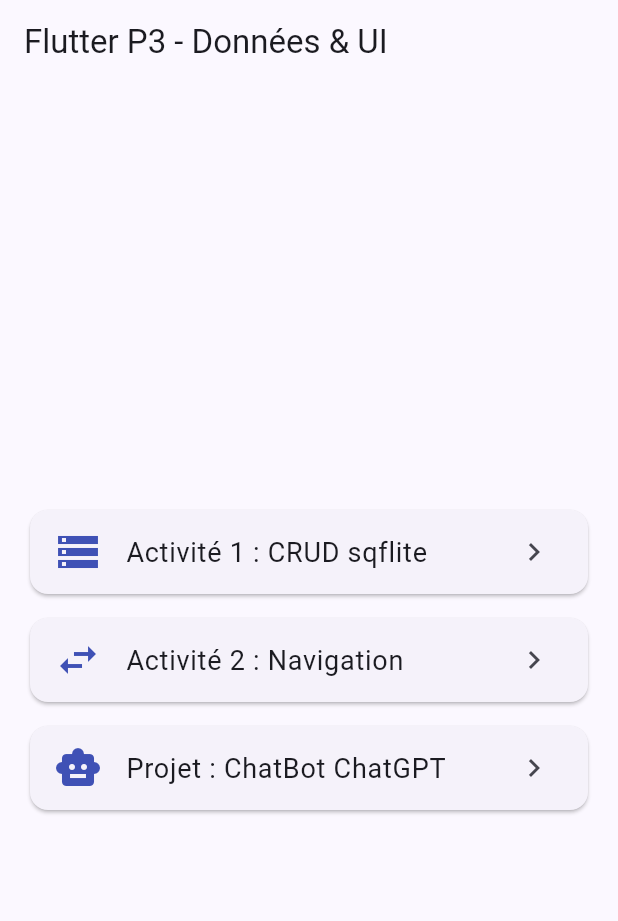
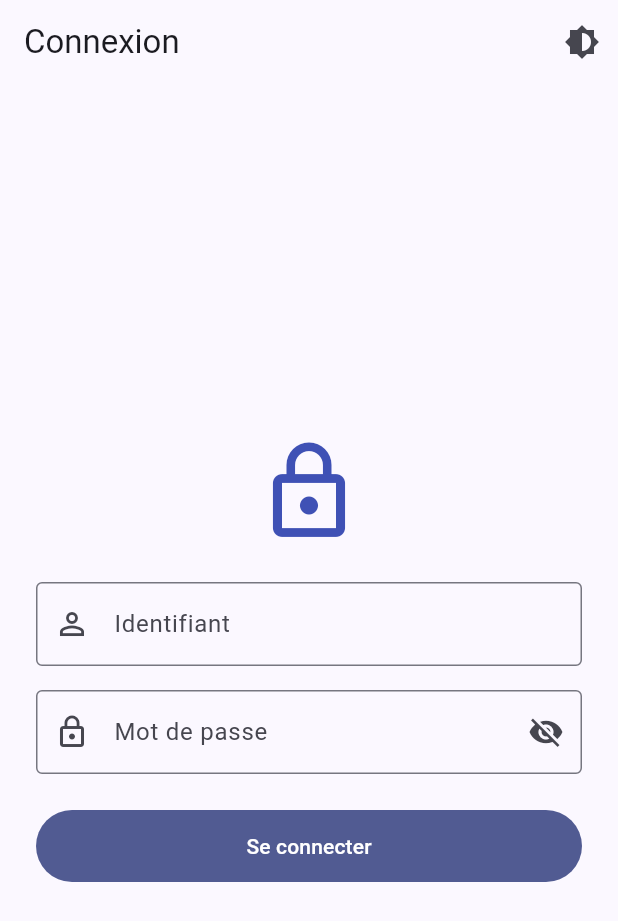
Before and after one commit to soumkhay-blip/DEV-MULTIPLATEFORME-MOBILE-MAWANE-MII-BDCC-ENSET, a Flutter app: the screen it shows after launch, on a phone screen of 412 x 824 dp. Shown: the top 921 px of the screen. Run offline on Flutter 3.47's test engine with Material 3 defaults, Android fonts, the light colour scheme and no system bars; our stand-ins replace sqflite; accounts and stored records are empty.

Commit message:
Ameliorations projet Flutter P3 : authentification, theme sombre/clair, transitions et animations

```diff
--- a/Seance 6 - Flutter - Donnees (sqflite), Navigation et ChatBot/lib/main.dart
+++ b/Seance 6 - Flutter - Donnees (sqflite), Navigation et ChatBot/lib/main.dart
@@ -1,83 +1,43 @@
 import 'package:flutter/material.dart';
 
-import 'screens/chat_screen.dart';
-import 'screens/navigation_demo.dart';
-import 'screens/users_screen.dart';
+import 'screens/login_screen.dart';
 
 void main() => runApp(const MyApp());
 
-class MyApp extends StatelessWidget {
+class MyApp extends StatefulWidget {
   const MyApp({super.key});
+
+  @override
+  State<MyApp> createState() => _MyAppState();
+}
+
+class _MyAppState extends State<MyApp> {
+  ThemeMode _mode = ThemeMode.light;
+
+  void _basculerTheme() {
+    setState(() {
+      _mode = _mode == ThemeMode.light ? ThemeMode.dark : ThemeMode.light;
+    });
+  }
 
   @override
   Widget build(BuildContext context) {
     return MaterialApp(
       title: 'Flutter P3',
       debugShowCheckedModeBanner: false,
+      themeMode: _mode,
       theme: ThemeData(
         colorScheme: ColorScheme.fromSeed(seedColor: Colors.indigo),
         useMaterial3: true,
       ),
-      home: const HomeScreen(),
+      darkTheme: ThemeData(
+        colorScheme: ColorScheme.fromSeed(
+          seedColor: Colors.indigo,
+          brightness: Brightness.dark,
+        ),
+        useMaterial3: true,
+      ),
+      home: LoginScreen(onToggleTheme: _basculerTheme),
     );
   }
 }
-
-class HomeScreen extends StatelessWidget {
-  const HomeScreen({super.key});
-
-  @override
-  Widget build(BuildContext context) {
-    return Scaffold(
-      appBar: AppBar(title: const Text('Flutter P3 - Données & UI')),
-      body: Padding(
-        padding: const EdgeInsets.all(20),
-        child: Column(
-          mainAxisAlignment: MainAxisAlignment.center,
-          children: [
-            _Carte(
-              titre: 'Activité 1 : CRUD sqflite',
-              icone: Icons.storage,
-              onTap: () => _ouvrir(context, const UsersScreen()),
-            ),
-            _Carte(
-              titre: 'Activité 2 : Navigation',
-              icone: Icons.swap_horiz,
-              onTap: () => _ouvrir(context, const FirstRoute()),
-            ),
-            _Carte(
-              titre: 'Projet : ChatBot ChatGPT',
-              icone: Icons.smart_toy,
-              onTap: () => _ouvrir(context, const ChatScreen()),
-            ),
-          ],
-        ),
-      ),
-    );
-  }
-
-  void _ouvrir(BuildContext context, Widget ecran) {
-    Navigator.push(context, MaterialPageRoute(builder: (_) => ecran));
-  }
-}
-
-class _Carte extends StatelessWidget {
-  final String titre;
-  final IconData icone;
-  final VoidCallback onTap;
-
-  const _Carte({required this.titre, required this.icone, required this.onTap});
-
-  @override
-  Widget build(BuildContext context) {
-    return Card(
-      margin: const EdgeInsets.symmetric(vertical: 8),
-      child: ListTile(
-        leading: Icon(icone, size: 32, color: Colors.indigo),
-        title: Text(titre, style: const TextStyle(fontSize: 18)),
-        trailing: const Icon(Icons.chevron_right),
-        onTap: onTap,
-      ),
-    );
-  }
-}
--- /dev/null
+++ b/Seance 6 - Flutter - Donnees (sqflite), Navigation et ChatBot/lib/screens/login_screen.dart
@@ -0,0 +1,145 @@
+import 'package:flutter/material.dart';
+
+import 'home_screen.dart';
+
+class LoginScreen extends StatefulWidget {
+  final VoidCallback onToggleTheme;
+  const LoginScreen({super.key, required this.onToggleTheme});
+
+  @override
+  State<LoginScreen> createState() => _LoginScreenState();
+}
+
+class _LoginScreenState extends State<LoginScreen>
+    with SingleTickerProviderStateMixin {
+  final _formKey = GlobalKey<FormState>();
+  final _login = TextEditingController();
+  final _mdp = TextEditingController();
+  bool _obscure = true;
+  String? _erreur;
+
+  late final AnimationController _controleur;
+  late final Animation<double> _apparition;
+
+  @override
+  void initState() {
+    super.initState();
+    _controleur = AnimationController(
+      vsync: this,
+      duration: const Duration(milliseconds: 600),
+    )..forward();
+    _apparition = CurvedAnimation(parent: _controleur, curve: Curves.easeOut);
+  }
+
+  @override
+  void dispose() {
+    _controleur.dispose();
+    _login.dispose();
+    _mdp.dispose();
+    super.dispose();
+  }
+
+  void _seConnecter() {
+    if (!_formKey.currentState!.validate()) return;
+    if (_login.text.trim() == 'admin' && _mdp.text.trim() == 'admin') {
+      Navigator.pushReplacement(
+        context,
+        PageRouteBuilder(
+          transitionDuration: const Duration(milliseconds: 400),
+          pageBuilder: (_, _, _) =>
+              HomeScreen(onToggleTheme: widget.onToggleTheme),
+          transitionsBuilder: (_, animation, _, child) =>
+              FadeTransition(opacity: animation, child: child),
+        ),
+      );
+    } else {
+      setState(() => _erreur = 'Identifiants incorrects (essayez admin / admin).');
+    }
+  }
+
+  @override
+  Widget build(BuildContext context) {
+    return Scaffold(
+      appBar: AppBar(
+        title: const Text('Connexion'),
+        actions: [
+          IconButton(
+            icon: const Icon(Icons.brightness_6),
+            onPressed: widget.onToggleTheme,
+          ),
+        ],
+      ),
+      body: Center(
+        child: FadeTransition(
+          opacity: _apparition,
+          child: ScaleTransition(
+            scale: Tween<double>(begin: 0.9, end: 1).animate(_apparition),
+            child: SingleChildScrollView(
+              padding: const EdgeInsets.all(24),
+              child: ConstrainedBox(
+                constraints: const BoxConstraints(maxWidth: 400),
+                child: Form(
+                  key: _formKey,
+                  child: Column(
+                    mainAxisSize: MainAxisSize.min,
+                    children: [
+                      const Icon(Icons.lock_outline,
+                          size: 72, color: Colors.indigo),
+                      const SizedBox(height: 24),
+                      TextFormField(
+                        controller: _login,
+                        decoration: const InputDecoration(
+                          labelText: 'Identifiant',
+                          prefixIcon: Icon(Icons.person_outline),
+                          border: OutlineInputBorder(),
+                        ),
+                        validator: (v) => (v == null || v.trim().isEmpty)
+                            ? 'Champ obligatoire'
+                            : null,
+                      ),
+                      const SizedBox(height: 16),
+                      TextFormField(
+                        controller: _mdp,
+                        obscureText: _obscure,
+                        decoration: InputDecoration(
+                          labelText: 'Mot de passe',
+                          prefixIcon: const Icon(Icons.lock_outline),
+                          border: const OutlineInputBorder(),
+                          suffixIcon: IconButton(
+                            icon: Icon(_obscure
+                                ? Icons.visibility_off
+                                : Icons.visibility),
+                            onPressed: () =>
+                                setState(() => _obscure = !_obscure),
+                          ),
+                        ),
+                        validator: (v) => (v == null || v.isEmpty)
+                            ? 'Champ obligatoire'
+                            : null,
+                        onFieldSubmitted: (_) => _seConnecter(),
+                      ),
+                      if (_erreur != null) ...[
+                        const SizedBox(height: 16),
+                        Text(_erreur!,
+                            style: const TextStyle(color: Colors.red)),
+                      ],
+                      const SizedBox(height: 24),
+                      SizedBox(
+                        width: double.infinity,
+                        height: 48,
+                        child: FilledButton(
+                          onPressed: _seConnecter,
+                          child: const Text('Se connecter'),
+                        ),
+                      ),
+                    ],
+                  ),
+                ),
+              ),
+            ),
+          ),
+        ),
+      ),
+    );
+  }
+}
```
Also changed, not shown: Seance 6 - Flutter - Donnees (sqflite), Navigation et ChatBot/lib/screens/home_screen.dart (added, +133 -0 lines), 2 other files.
